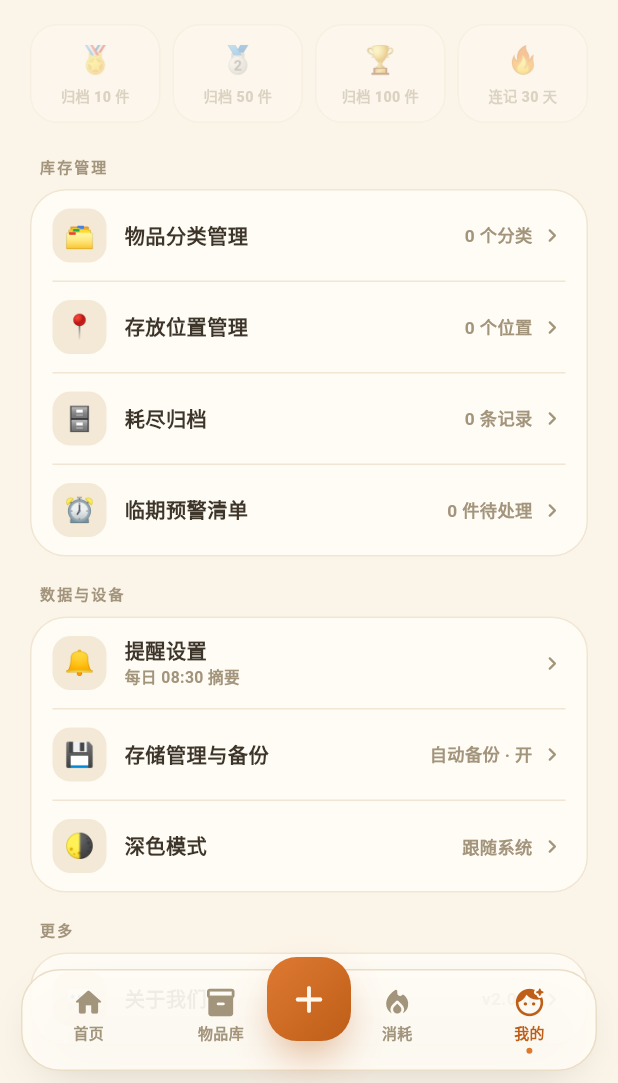
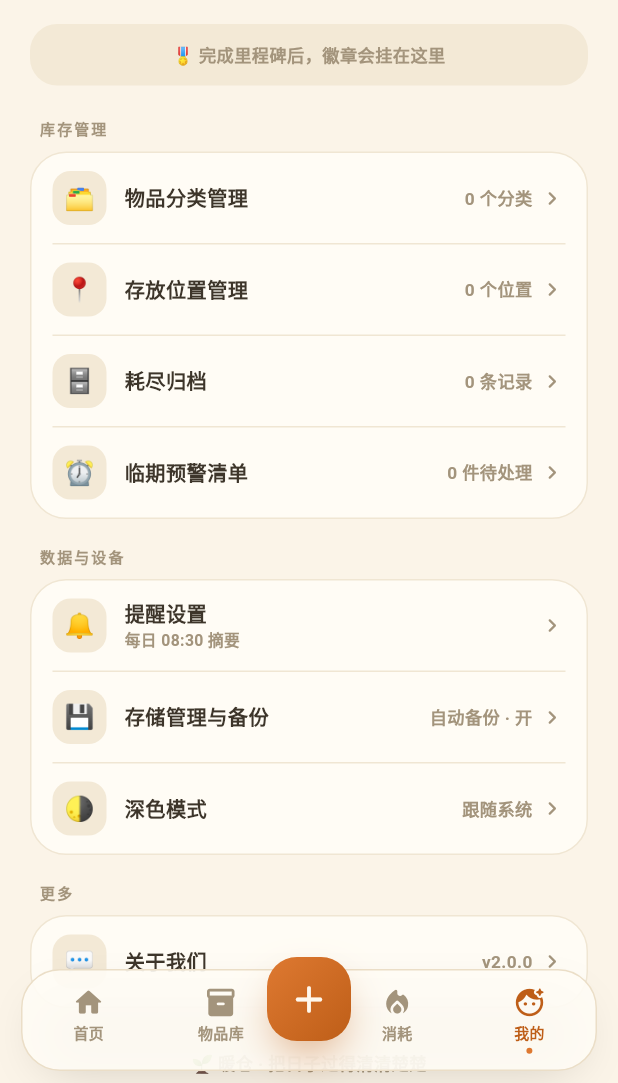
Before and after one commit to azrng/MyItems, a Flutter app: the MinePage screen opened by its route, on a phone screen of 412 x 824 dp, the part 153-1236 px from its top. Run offline on Flutter 3.47's test engine with Material 3 defaults, Android fonts, the light colour scheme and no system bars; our stand-ins replace drift, file_picker, flutter_local_notifications, flutter_riverpod, go_router, image_picker and 2 more; accounts and stored records are empty; generated files the repository leaves out were written again.

Commit message:
fix(mine): 徽章仅在达成后逐枚出现，未达成显示引导占位
任务：T011 真机全场景 UI 测试与修复（用户反馈徽章不应默认出现）
阶段：阶段 3 联调
原因：徽章行默认四枚全员展示、未达成仅置灰，偏离 requirement §5.5「hero 卡下方悬挂已达成的里程碑小奖牌」的定义，稀释达成时的激励感
变更：BadgeRow 过滤仅保留 ok 的徽章，以胶囊奖牌 Wrap 排布（单枚不拉伸）；一枚未达成时显示轻量引导占位「完成里程碑后，徽章会挂在这里」（cream-2 底 + ink-faint，符合空态规范）
风险：纯展示层变更，达成条件与数据源不变；真机验证零徽章态渲染正常
关联：doc/requirement.md §5.5
AI：ZCode

```diff
--- a/lib/features/mine/mine_widgets.dart
+++ b/lib/features/mine/mine_widgets.dart
@@ -63,7 +63,9 @@ class HeroCard extends ConsumerWidget {
                   const SizedBox(height: 3),
                   Text('点一下改称呼，首页问候语会同步',
                       style: TextStyle(
-                          fontSize: 10.5, fontWeight: FontWeight.w600, color: c.inkFaint)),
+                          fontSize: 10.5,
+                          fontWeight: FontWeight.w600,
+                          color: c.inkFaint)),
                 ],
               ),
             ),
@@ -74,52 +76,66 @@ class HeroCard extends ConsumerWidget {
   }
 }
 
-/// 里程碑徽章（P2 初版）：累计归档 10/50/100 件、连续记录 30 天。
+/// 里程碑徽章（P2）：仅悬挂已达成的奖牌（§5.5）——累计归档 10/50/100 件、连续记录 30 天；
+/// 一枚都没达成时显示引导占位，不做默认灰态全员展示。
 class BadgeRow extends StatelessWidget {
   final int streak;
   final int archivedTotal;
 
-  const BadgeRow({super.key, required this.streak, required this.archivedTotal});
+  const BadgeRow(
+      {super.key, required this.streak, required this.archivedTotal});
 
   @override
   Widget build(BuildContext context) {
     final scheme = Theme.of(context).colorScheme;
     final c = Theme.of(context).extension<AppColors>()!;
-    final badges = [
+    final all = [
       (emoji: '🏅', label: '归档 10 件', ok: archivedTotal >= 10),
       (emoji: '🥈', label: '归档 50 件', ok: archivedTotal >= 50),
       (emoji: '🏆', label: '归档 100 件', ok: archivedTotal >= 100),
       (emoji: '🔥', label: '连记 30 天', ok: streak >= 30),
     ];
-    return Row(
+    final earned = all.where((b) => b.ok).toList();
+    if (earned.isEmpty) {
+      return Container(
+        width: double.infinity,
+        padding: const EdgeInsets.symmetric(vertical: 12),
+        decoration: BoxDecoration(
+          color: scheme.surfaceContainerHighest,
+          borderRadius: BorderRadius.circular(18),
+        ),
+        child: Text('🎖 完成里程碑后，徽章会挂在这里',
+            textAlign: TextAlign.center,
+            style: TextStyle(
+                fontSize: 11.5,
+                fontWeight: FontWeight.w700,
+                color: c.inkFaint)),
+      );
+    }
+    return Wrap(
+      spacing: 8,
+      runSpacing: 8,
       children: [
-        for (final b in badges) ...[
-          Expanded(
-            child: Opacity(
-              opacity: b.ok ? 1 : 0.35,
-              child: Container(
-                padding: const EdgeInsets.symmetric(vertical: 10),
+        for (final b in earned)
+          Container(
+            padding: const EdgeInsets.symmetric(horizontal: 14, vertical: 10),
             decoration: BoxDecoration(
-                  color: b.ok ? scheme.primaryContainer : scheme.surfaceContainerLowest,
+              color: scheme.primaryContainer,
               borderRadius: BorderRadius.circular(18),
-                  border: Border.all(color: scheme.outlineVariant),
             ),
-                child: Column(
+            child: Row(
+              mainAxisSize: MainAxisSize.min,
               children: [
                 Text(b.emoji, style: const TextStyle(fontSize: 18)),
-                    const SizedBox(height: 4),
+                const SizedBox(width: 6),
                 Text(b.label,
                     style: TextStyle(
-                            fontSize: 9.5,
+                        fontSize: 11,
                         fontWeight: FontWeight.w900,
-                            color: b.ok ? scheme.onPrimaryContainer : c.inkFaint)),
+                        color: scheme.onPrimaryContainer)),
               ],
             ),
           ),
-            ),
-          ),
-          if (b != badges.last) const SizedBox(width: 8),
-        ],
       ],
     );
   }
```
Lines whose indentation alone changed are shown as unchanged.
